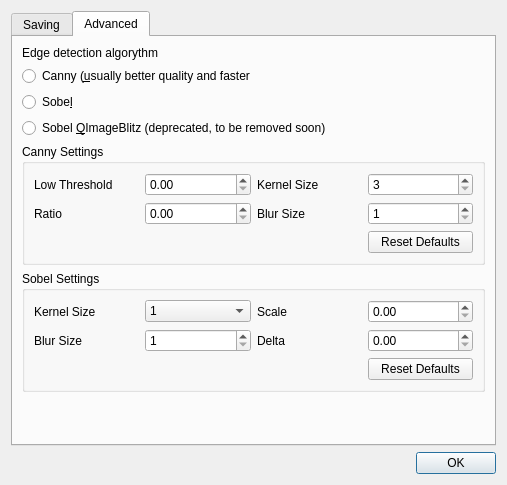
GuLinux/PlanetaryImager, file src/configurationdialog.ui: the form before one commit.
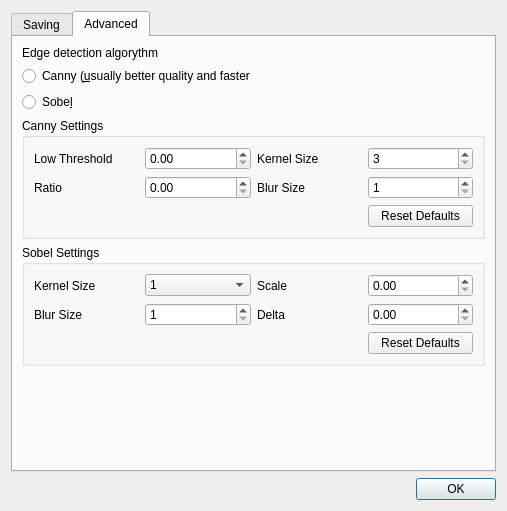
The form after the commit. The open tabs and pages were chosen to show the change.

Commit message: Removed deprecated edge detection algorithm

The edit to the form file:
```diff
--- a/src/configurationdialog.ui
+++ b/src/configurationdialog.ui
@@ -7,7 +7,7 @@
     <x>0</x>
     <y>0</y>
     <width>507</width>
-    <height>485</height>
+    <height>511</height>
    </rect>
   </property>
   <property name="windowTitle">
@@ -187,13 +187,6 @@
          </property>
         </widget>
        </item>
-       <item>
-        <widget class="QRadioButton" name="edge_sobel_deprecated">
-         <property name="text">
-          <string>Sobel &amp;QImageBlitz (deprecated, to be removed soon)</string>
-         </property>
-        </widget>
-       </item>
        <item>
         <widget class="QGroupBox" name="cannySettingsBox">
          <property name="title">
```
Left out of the diff: 2 changed lines with no effect on the pictures. The commit also changes 3 other files.
